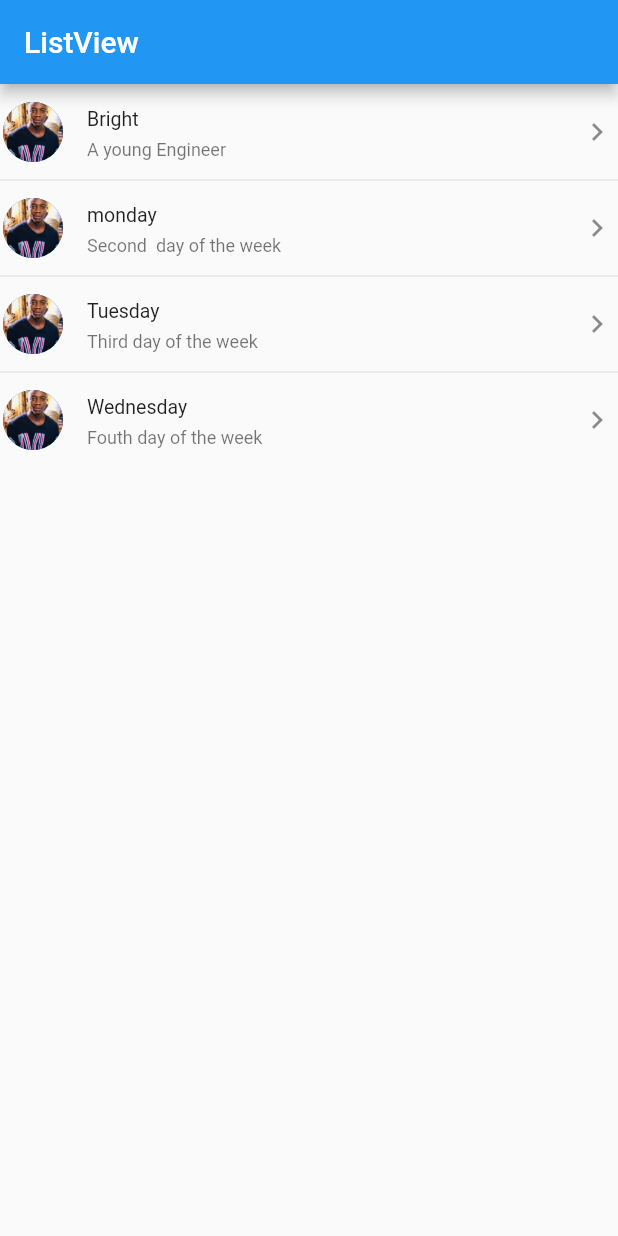
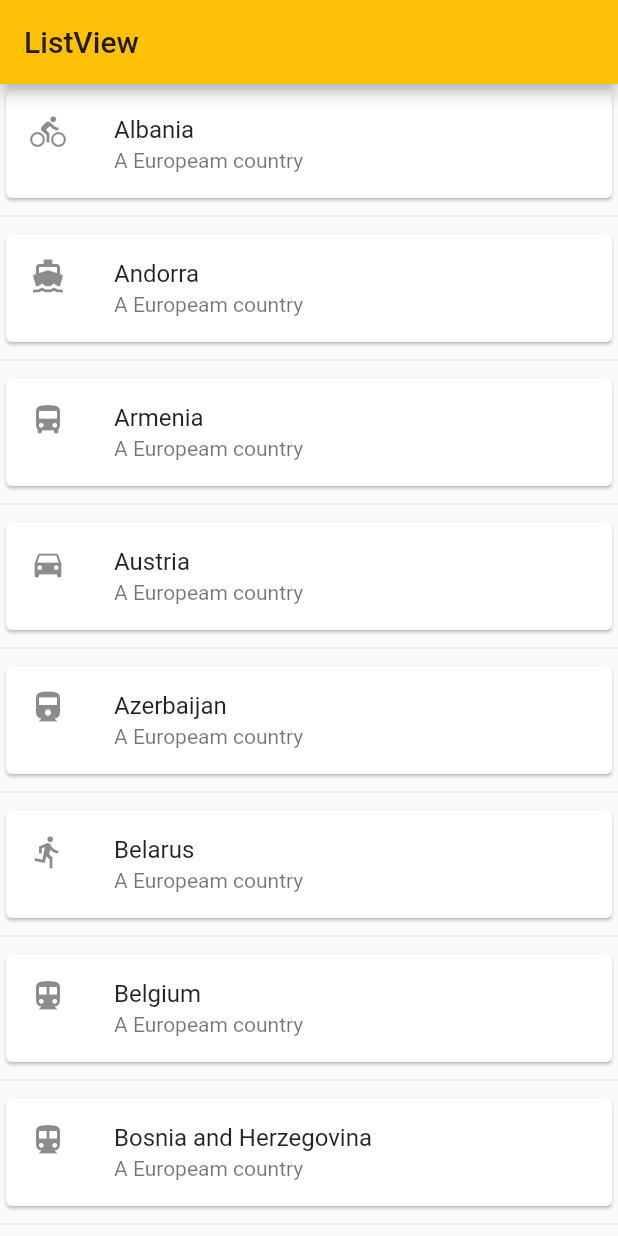
Before and after one commit to B4eva/state-management, a Flutter app: the screen it shows after launch, on a phone screen of 412 x 824 dp. Run offline on Flutter 3.47's test engine with Material 2 defaults, Android fonts, the phone set to English and light mode, and no system bars.

Commit message:
add  card

```diff
--- a/lib/List_viewModel.dart
+++ b/lib/List_viewModel.dart
@@ -8,51 +8,44 @@ class BodyLayout extends StatelessWidget {
 }
 
 Widget _myListView(BuildContext context) {
-  return ListView(
-      children: ListTile.divideTiles(
-    context: context,
-    tiles: [
-      ListTile(
-        title: Text("Bright"),
-        subtitle: Text("A young Engineer"),
-        leading:
-            CircleAvatar(backgroundImage: AssetImage('assets/bright.jpeg')),
-        trailing: Icon(Icons.keyboard_arrow_right),
-        dense: true,
-        contentPadding: EdgeInsets.symmetric(horizontal: 2.0),
-        onLongPress: () {},
-      ),
-      ListTile(
-        title: Text("monday"),
-        subtitle: Text("Second  day of the week"),
-        leading:
-            CircleAvatar(backgroundImage: AssetImage('assets/bright.jpeg')),
-        trailing: Icon(Icons.keyboard_arrow_right),
-        dense: true,
-        contentPadding: EdgeInsets.symmetric(horizontal: 2.0),
-        onLongPress: () {},
-      ),
-      ListTile(
-        title: Text("Tuesday"),
-        subtitle: Text("Third day of the week"),
-        leading:
-            CircleAvatar(backgroundImage: AssetImage('assets/bright.jpeg')),
-        trailing: Icon(Icons.keyboard_arrow_right),
-        dense: true,
-        contentPadding: EdgeInsets.symmetric(horizontal: 2.0),
-        selected: false,
-        onLongPress: () {},
-      ),
-       ListTile(
-        title: Text("Wednesday"),
-        subtitle: Text("Fouth day of the week"),
-        leading:
-            CircleAvatar(backgroundImage: AssetImage('assets/bright.jpeg')),
-        trailing: Icon(Icons.keyboard_arrow_right),
-        dense: true,
-        contentPadding: EdgeInsets.symmetric(horizontal: 2.0),
-        selected: false,
-        onLongPress: () {},
-        ) ],
-  ).toList());
-}
+  final String text = "Country";
+  final europeanCountries = [
+    'Albania',
+    'Andorra',
+    'Armenia',
+    'Austria',
+    'Azerbaijan',
+    'Belarus',
+    'Belgium',
+    'Bosnia and Herzegovina',
+    'Bulgaria'];
+
+
+
+    final icons = [Icons.directions_bike, Icons.directions_boat,
+      Icons.directions_bus, Icons.directions_car, Icons.directions_railway,
+      Icons.directions_run, Icons.directions_subway, Icons.directions_transit,
+      Icons.directions_walk];
+
+     return ListView.separated(
+       itemCount: europeanCountries.length,
+       itemBuilder: (context, index){
+         return Card(
+             child: ListTile(
+               leading: Icon(icons[index]),
+               title: Text(europeanCountries[index]),
+               subtitle: Text('A Europeam country'),
+                  onTap: (){
+                       print(text);
+                  },
+              ),
+              ) ;
+              },
+
+              separatorBuilder: (context, index){
+          return Divider();
+        },
+
+      );
+
+       }
--- a/lib/listview.dart
+++ b/lib/listview.dart
@@ -11,7 +11,7 @@ class MyApp extends StatelessWidget {
       title: 'ListView',
       theme: ThemeData(
 
-        primarySwatch: Colors.blue,
+        primarySwatch: Colors.amber,
         visualDensity: VisualDensity.adaptivePlatformDensity,
       ),
       home: Scaffold(
@@ -19,5 +19,11 @@ class MyApp extends StatelessWidget {
         body: BodyLayout()
       )
     );
+
+
+
+
+
+
   }
 }
```
Also changed, not shown: flutter_01.png (added).
